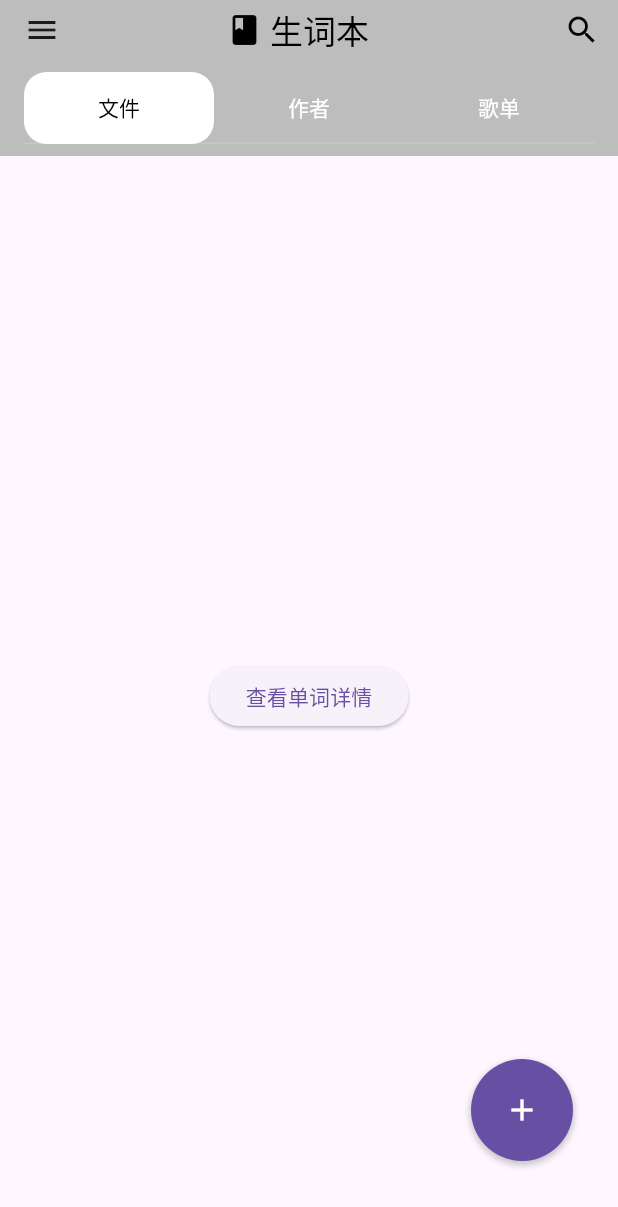
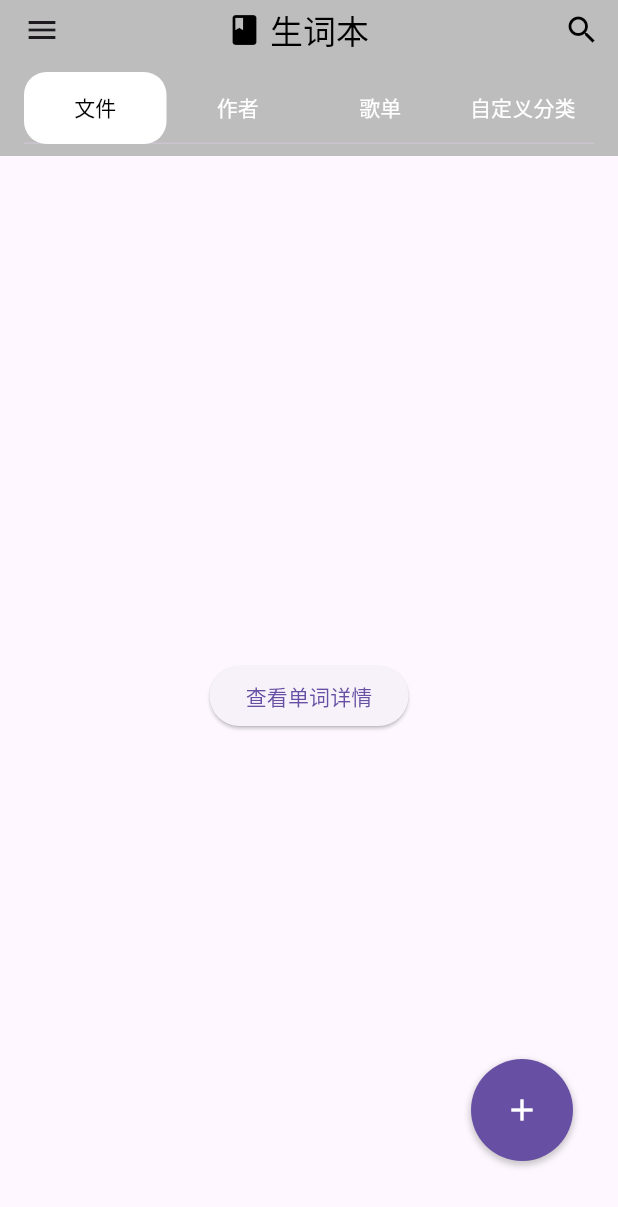
Before and after one commit to AimMetal-jy/AuraLab, a Flutter app: the VocabularyPage screen opened by its route, on a phone screen of 412 x 824 dp. Shown: the top 1207 px of the screen. Run offline on Flutter 3.47's test engine with Material 3 defaults, Android fonts, the phone set to English and light mode, and no system bars; our stand-ins replace flutter_markdown.

Commit message:
稍微更新了一下生词菜单的tab

```diff
--- a/lib/screens/vocabulary/vocabulary.dart
+++ b/lib/screens/vocabulary/vocabulary.dart
@@ -21,12 +21,13 @@ class VocabularyPage extends StatelessWidget {
       // 标题图标
       titleIcon: Icons.book,
       // 标签页标题列表
-      tabTitles: const ['文件', '作者', '歌单'],
+      tabTitles: const ['文件', '作者', '歌单','自定义分类'],
       // 对应的标签页内容组件
       tabPages: const [
         AllWordsPage(),
         MarkedWordsPage(),
         CategoriesPage(),
+        CategoriesPage()
       ],
       // 用户名称，显示在抽屉菜单中
       userName: 'Whitersmile',
```
